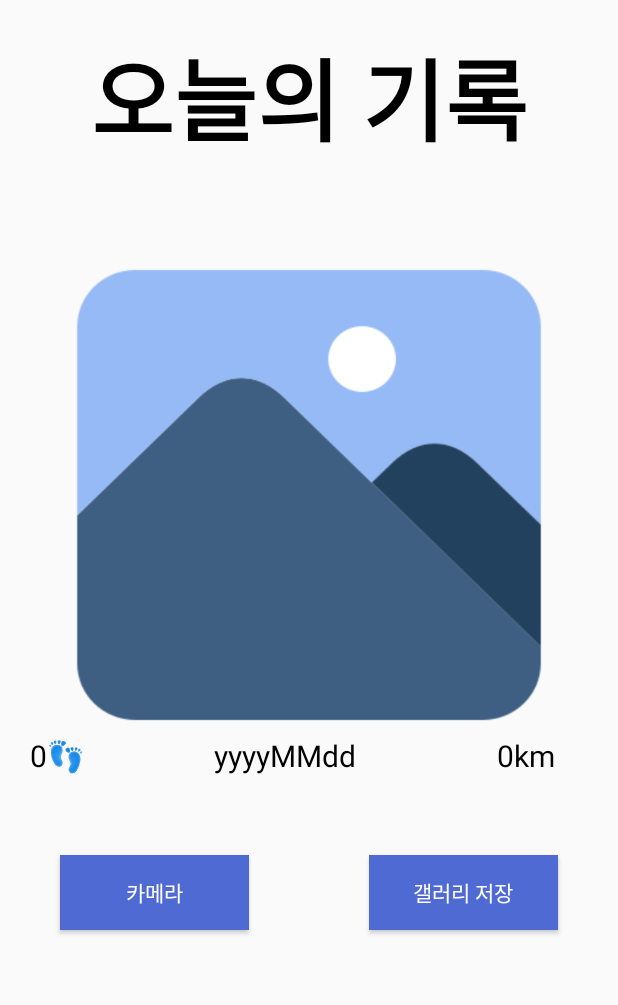
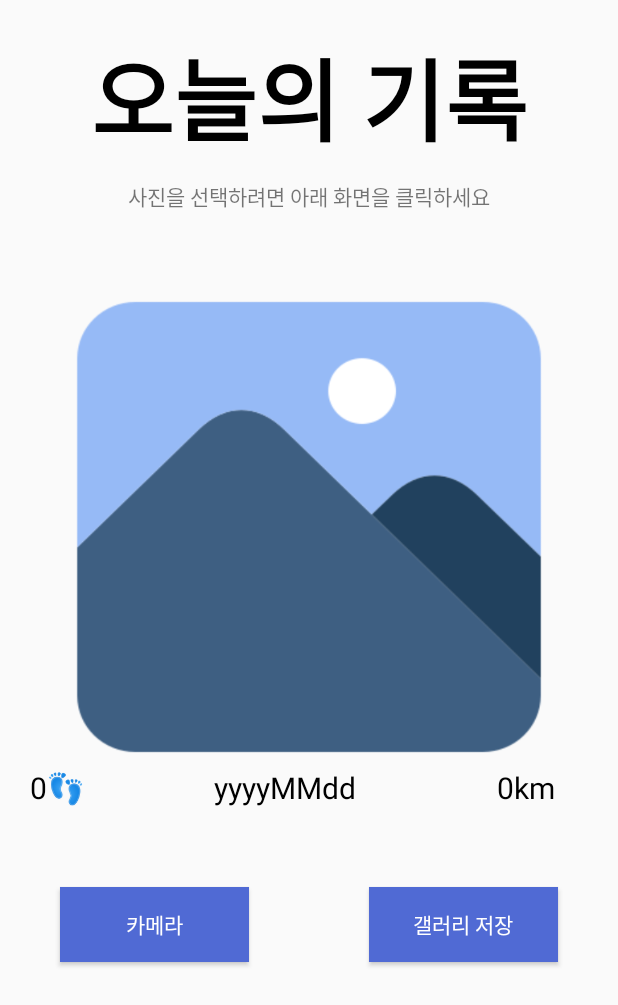
Before and after one commit to squareyun/KNU_MoAPP_20212, an Android app: the layout camera_main.xml on its own in the app's theme, with its tools: preview values and no code run, on a phone screen of 412 x 824 dp. Shown: the top 1005 px of the screen. Run offline under Robolectric (Android 15) with nearby library versions, the phone set to English and light mode, and no system bars; network calls fail.

Commit message:
카메라 버그 픽스

```diff
--- a/app/src/main/res/layout/camera_main.xml
+++ b/app/src/main/res/layout/camera_main.xml
@@ -25,6 +25,12 @@
             android:textStyle="bold"
             />
 
+        <TextView
+            android:layout_width="wrap_content"
+            android:layout_height="wrap_content"
+            android:text="사진을 선택하려면 아래 화면을 클릭하세요"
+            />
+
         <FrameLayout
             android:id="@+id/todayFrame"
             android:layout_marginTop="10dp"
@@ -32,12 +38,8 @@
             android:layout_height="match_parent">
 
 
-
-
             <ImageView
-
-
-            android:id="@+id/imageCamera"
+                android:id="@+id/image"
                 android:layout_width="match_parent"
                 android:layout_height="400dp"
                 android:layout_gravity="center"
```
Also changed, not shown: app/src/main/java/com/example/team_practice/MainCamera.kt (+19 -23 lines). Lines whose indentation alone changed are shown as unchanged.
